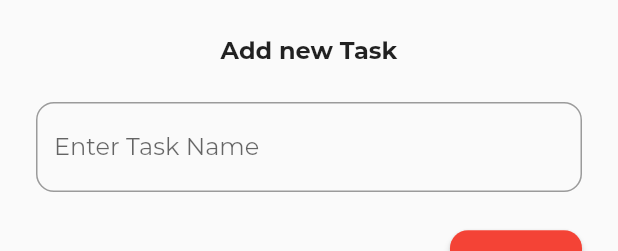
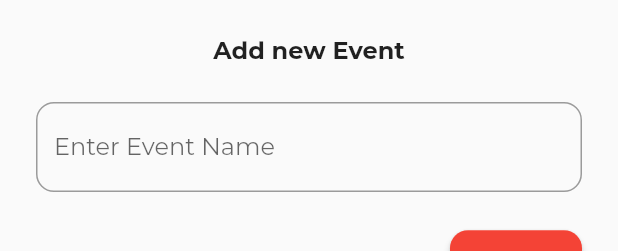
Before and after one commit to samuelezedi/flutter_todo_app, a Flutter app: the AddEventView widget shown alone on an empty page, opened directly, on a phone screen of 412 x 824 dp. Shown: the top 251 px of the screen. Run offline on Flutter 3.47's test engine with Material 2 defaults, Android fonts, the phone set to English and light mode, and no system bars; project files that could hold a hidden picture were left out.

Commit message:
add event modal

```diff
--- a/lib/blocs/EventPageBloc.dart
+++ b/lib/blocs/EventPageBloc.dart
@@ -25,7 +25,7 @@ class _AddEventViewState extends State<AddEventView> {
         mainAxisSize: MainAxisSize.min,
         children: <Widget>[
           Center(
-            child: Text('Add new Task',style: TextStyle(
+            child: Text('Add new Event',style: TextStyle(
                 fontWeight: FontWeight.bold,
                 fontSize: 16
             ),),
@@ -38,7 +38,7 @@ class _AddEventViewState extends State<AddEventView> {
                 border: OutlineInputBorder(
                     borderRadius: BorderRadius.circular(12)
                 ),
-                labelText: "Enter Task Name"
+                labelText: "Enter Event Name"
             ),
           ),
           SizedBox(
--- a/lib/main.dart
+++ b/lib/main.dart
@@ -87,12 +87,12 @@ class _MyHomePageState extends State<MyHomePage> {
                   shape: RoundedRectangleBorder(
                     borderRadius: BorderRadius.circular(12)
                   ),
-                  child: AddTaskView(),
+                  child: currentView == 1 ? AddTaskView() : AddEventView(),
                 );
               }
           );
         },
-        tooltip: 'Increment',
+        tooltip: 'Add task or event',
         child: Icon(Icons.add),
       ), // This trailing comma makes auto-formatting nicer for build methods.
     );
```
